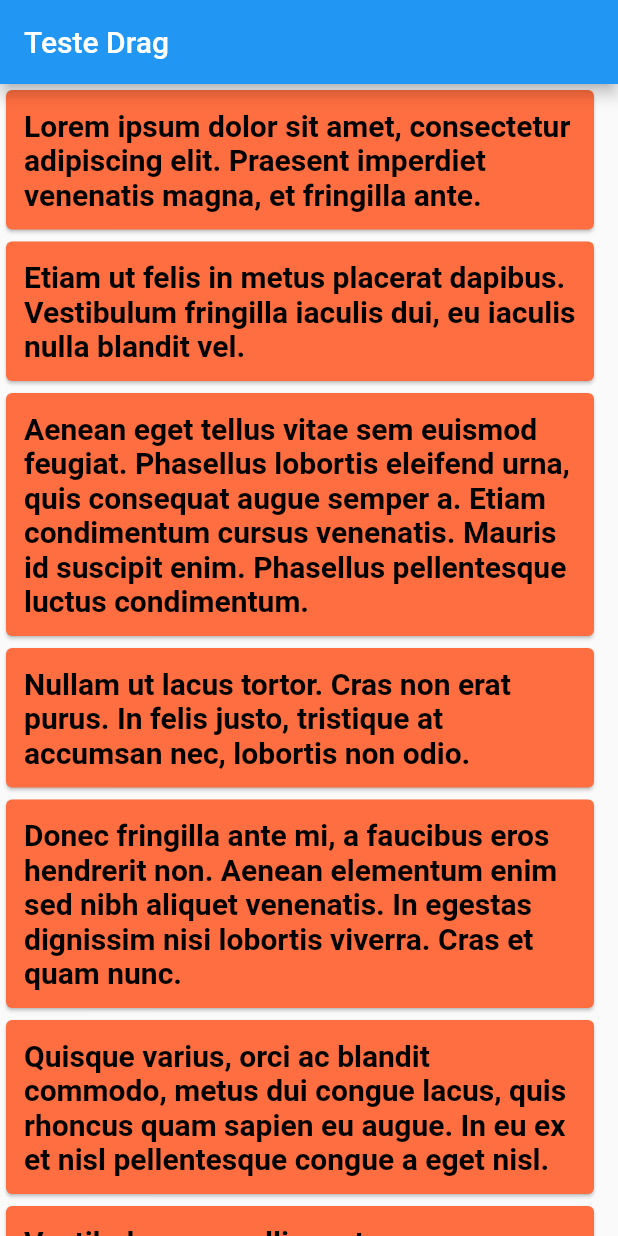
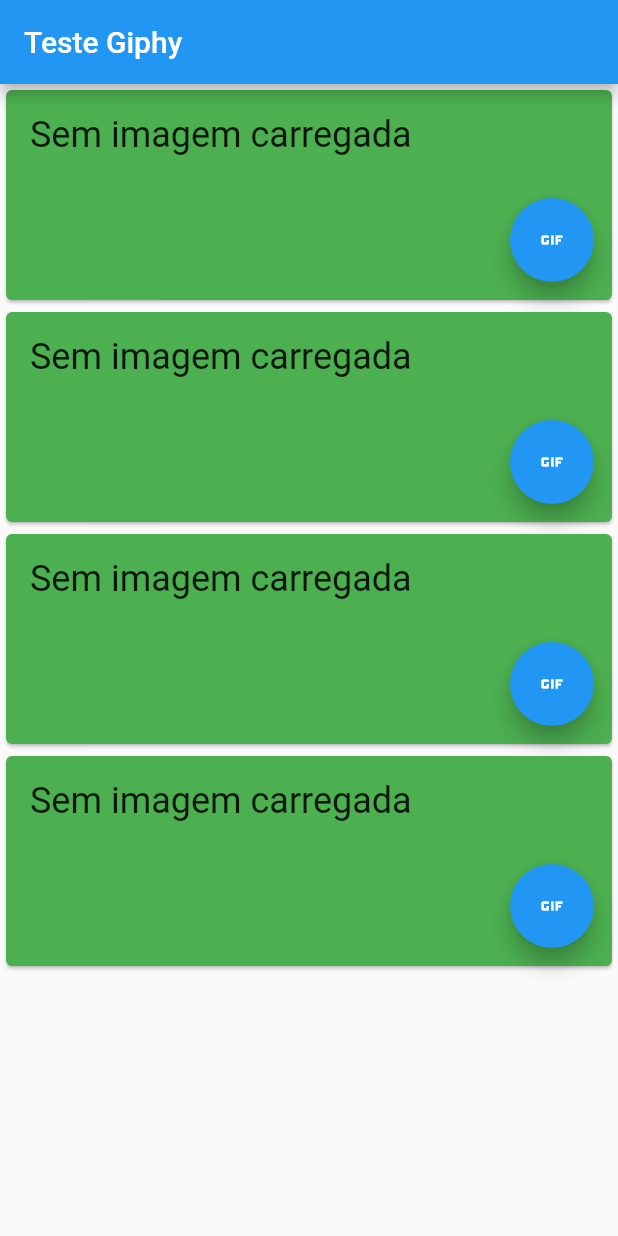
Before and after one commit to rodriguesv2/drag_test, a Flutter app: the screen it shows after launch, on a phone screen of 412 x 824 dp. Run offline on Flutter 3.47's test engine with Material 2 defaults, Android fonts, the phone set to English and light mode, and no system bars; missing offline and left inert: giphy_picker.

Commit message:
chore: (Removed dangerous file)

```diff
--- a/lib/main.dart
+++ b/lib/main.dart
@@ -1,3 +1,5 @@
+import 'package:drag_test/pages/drag_drop_merge_page.dart';
+import 'package:drag_test/pages/giphy_page.dart';
 import 'package:flutter/material.dart';
 
 void main() {
@@ -11,104 +13,11 @@ class MyApp extends StatelessWidget {
   Widget build(BuildContext context) {
     return MaterialApp(
       title: 'Flutter Demo',
+      debugShowCheckedModeBanner: false,
       theme: ThemeData(
         primarySwatch: Colors.blue,
       ),
-      home: const MyHomePage(title: "Teste Drag"),
+      home: const GiphyPage(),
     );
   }
 }
-
-class MyHomePage extends StatefulWidget {
-  const MyHomePage({
-    Key? key,
-    required this.title,
-  }) : super(key: key);
-
-  final String title;
-
-  @override
-  State<MyHomePage> createState() => _MyHomePageState();
-}
-
-class _MyHomePageState extends State<MyHomePage> {
-  final list = [
-    "Lorem ipsum dolor sit amet, consectetur adipiscing elit. Praesent imperdiet venenatis magna, et fringilla ante.",
-    "Etiam ut felis in metus placerat dapibus. Vestibulum fringilla iaculis dui, eu iaculis nulla blandit vel.",
-    "Aenean eget tellus vitae sem euismod feugiat. Phasellus lobortis eleifend urna, quis consequat augue semper a. Etiam condimentum cursus venenatis. Mauris id suscipit enim. Phasellus pellentesque luctus condimentum.",
-    "Nullam ut lacus tortor. Cras non erat purus. In felis justo, tristique at accumsan nec, lobortis non odio.",
-    "Donec fringilla ante mi, a faucibus eros hendrerit non. Aenean elementum enim sed nibh aliquet venenatis. In egestas dignissim nisi lobortis viverra. Cras et quam nunc.",
-    "Quisque varius, orci ac blandit commodo, metus dui congue lacus, quis rhoncus quam sapien eu augue. In eu ex et nisl pellentesque congue a eget nisl.",
-    "Vestibulum convallis erat ac nunc aliquet, in mattis dolor aliquet. Donec id suscipit nunc, eget gravida nunc. ",
-    "Integer ultrices quam mi, ut feugiat felis mattis id. Donec ornare vehicula efficitur. Sed lectus erat, laoreet quis leo vel, volutpat tempor ante.",
-  ];
-
-  @override
-  Widget build(BuildContext context) {
-    return Scaffold(
-      appBar: AppBar(
-        title: Text(widget.title),
-      ),
-      body: SizedBox(
-        width: 400,
-        child: ListView(
-          children: [
-            ...list.asMap().entries.map((cardContentIndexed) {
-              return Draggable<MapEntry<int, String>>(
-                data: cardContentIndexed,
-                child: _cardDragTarget(cardContentIndexed),
-                feedback: _textCard(
-                  cardContentIndexed.value,
-                  backgroundColor: const Color(0xAAFF6E40),
-                ),
-                childWhenDragging: _textCard(
-                  cardContentIndexed.value,
-                  shouldHide: true,
-                ),
-              );
-            }).toList(),
-          ],
-        ),
-      ),
-    );
-  }
-
-  DragTarget<MapEntry<int, String>> _cardDragTarget(
-    MapEntry<int, String> cardContentIndexed,
-  ) {
-    return DragTarget<MapEntry<int, String>>(
-      onAccept: (cardDragged) {
-        setState(() {
-          final newPost = cardContentIndexed.value + "\n\n" + cardDragged.value;
-          list[cardContentIndexed.key] = newPost;
-          list.removeAt(cardDragged.key);
-        });
-      },
-      builder: (_, __, ___) {
-        return _textCard(cardContentIndexed.value);
-      },
-    );
-  }
-
-  Widget _textCard(
-    String text, {
-    Color backgroundColor = const Color(0xFFFF6E40),
-    bool shouldHide = false,
-  }) {
-    return SizedBox(
-      width: 400,
-      child: Card(
-        color: shouldHide ? Colors.transparent : backgroundColor,
-        child: Padding(
-          padding: const EdgeInsets.all(12),
-          child: Text(
-            text,
-            style: Theme.of(context).textTheme.headline6?.copyWith(
-                fontWeight: FontWeight.bold,
-                color: shouldHide ? Colors.transparent : Colors.black),
-          ),
-        ),
-      ),
-    );
-  }
-}
--- /dev/null
+++ b/lib/pages/giphy_page.dart
@@ -0,0 +1,84 @@
+import 'package:drag_test/no_versioned_constants.dart';
+import 'package:flutter/material.dart';
+import 'package:giphy_picker/giphy_picker.dart';
+
+class GiphyPage extends StatefulWidget {
+  const GiphyPage({Key? key}) : super(key: key);
+
+  @override
+  State<GiphyPage> createState() => _GiphyPageState();
+}
+
+class _GiphyPageState extends State<GiphyPage> {
+  final List<String?> _listUrl = [null, null, null, null];
+
+  Future<GiphyGif?> _searchGif() async {
+    return await GiphyPicker.pickGif(
+      context: context,
+      apiKey: GIPHY_API_KEY,
+      fullScreenDialog: false,
+      decorator: const GiphyDecorator(showAppBar: false),
+    );
+  }
+
+  @override
+  Widget build(BuildContext context) {
+    return Scaffold(
+      appBar: AppBar(
+        title: const Text("Teste Giphy"),
+      ),
+      body: SingleChildScrollView(
+        child: SizedBox(
+          width: 600,
+          child: Column(children: [
+            ..._listUrl.asMap().entries.map((entry) {
+              return _card(
+                entry.value,
+                entry.key,
+              );
+            }).toList(),
+          ]),
+        ),
+      ),
+    );
+  }
+
+  Widget _card(
+    String? imageUrl,
+    int index,
+  ) {
+    return Card(
+      color: Colors.green,
+      child: Column(
+        children: [
+          SizedBox(
+            width: 500,
+            child: imageUrl == null
+                ? Padding(
+                    padding: const EdgeInsets.all(16),
+                    child: Text(
+                      "Sem imagem carregada",
+                      style: Theme.of(context).textTheme.headline5,
+                    ),
+                  )
+                : Image.network(imageUrl),
+          ),
+          Container(
+            alignment: Alignment.bottomRight,
+            padding: const EdgeInsets.all(12),
+            child: FloatingActionButton(
+              onPressed: () {
+                _searchGif().then((gif) {
+                  setState(() {
+                    _listUrl[index] = gif?.images.original?.url;
+                  });
+                });
+              },
+              child: const Icon(Icons.gif),
+            ),
+          ),
+        ],
+      ),
+    );
+  }
+}
--- a/pubspec.yaml
+++ b/pubspec.yaml
@@ -27,6 +27,7 @@ environment:
 # the latest version available on pub.dev. To see which dependencies have newer
 # versions available, run `flutter pub outdated`.
 dependencies:
+  giphy_picker: ^2.0.0
   flutter:
     sdk: flutter
 
```
Also changed, not shown: lib/pages/drag_drop_merge_page.dart (added, +95 -0 lines), pubspec.lock, 1 other file.
